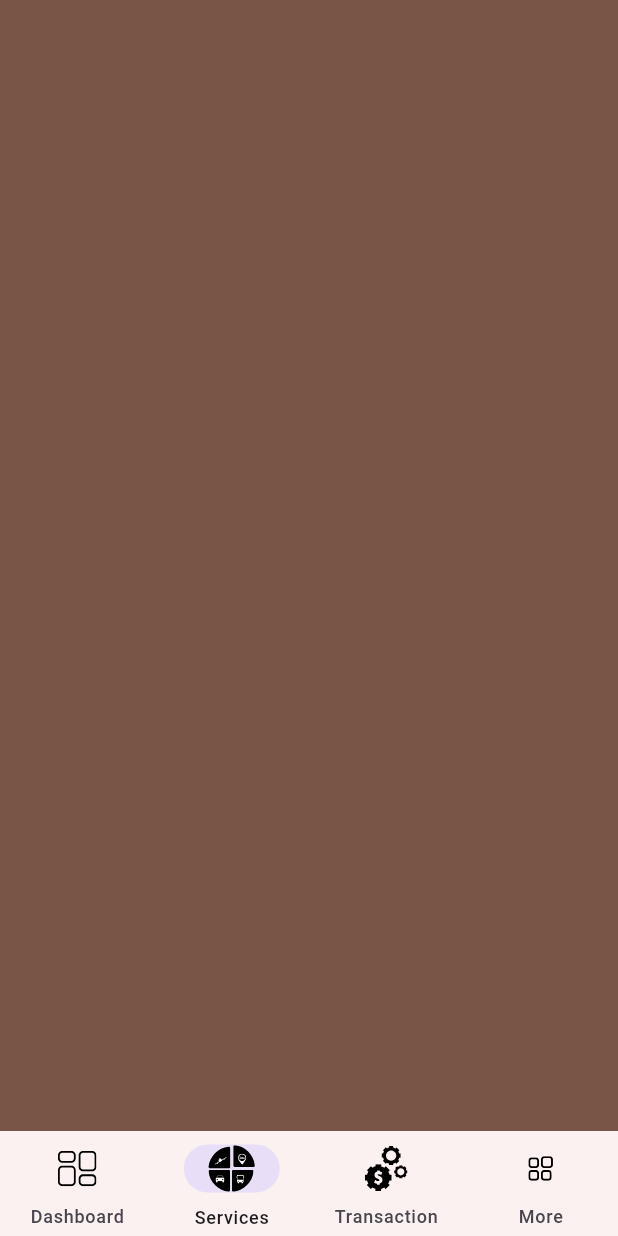
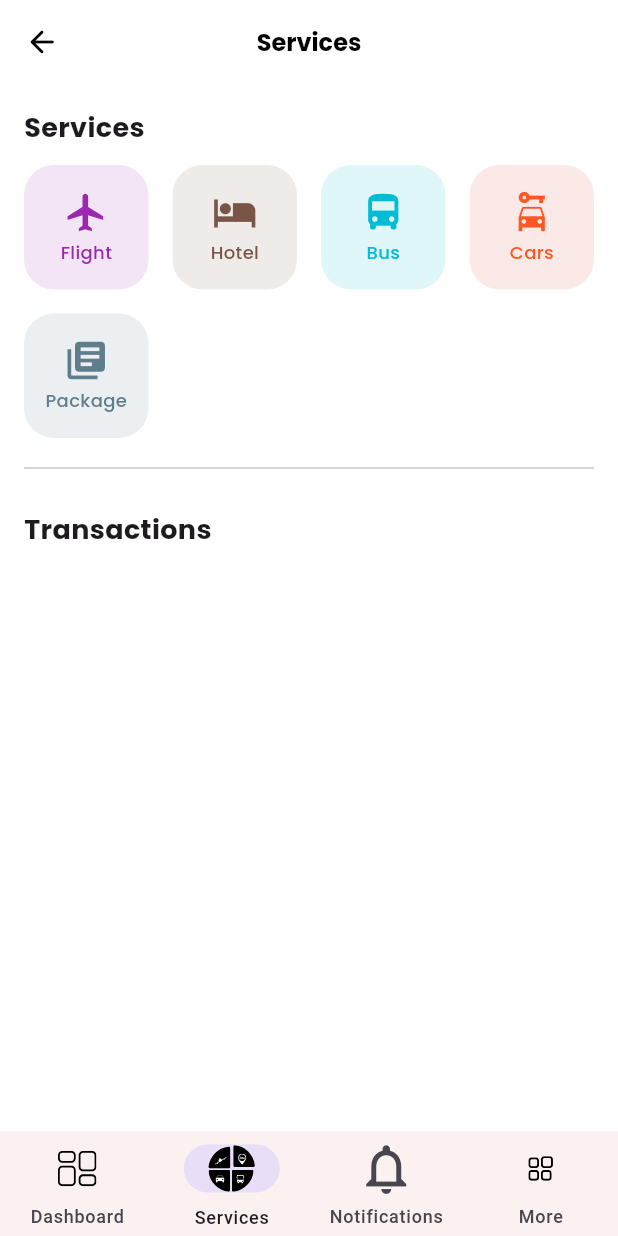
Before and after one commit to tashrif-alive/hawaii_by_zucode, a Flutter app: the AdminBottomBar screen opened directly, item 2 of the bottom bar chosen, on a phone screen of 412 x 824 dp. Run offline on Flutter 3.47's test engine with Material 3 defaults, Android fonts, the phone set to English and light mode, and no system bars; our stand-ins replace cloud_firestore, firebase_auth, firebase_core, flutter_svg, get, google_fonts and 1 more; accounts and stored records are empty.

Commit message:
services start.....
database issue need to solve

```diff
--- a/lib/main.dart
+++ b/lib/main.dart
@@ -5,7 +5,8 @@ import 'package:hawaii_app/src/features/login/view/signin_screen.dart';
 import 'package:hawaii_app/src/features/login/controllers/user_login_controller.dart';
 import 'package:hawaii_app/src/features/login/view/user_login_screen.dart';
 import 'package:hawaii_app/src/commons/dummy.dart';
-import 'package:hawaii_app/src/signup/signup_screen.dart';
+import 'package:hawaii_app/src/features/signup/view/signup_screen.dart';
+import 'package:hawaii_app/src/widgets/menus/admin_navigation_menu.dart';
 
 void main() async {
   WidgetsFlutterBinding.ensureInitialized();
@@ -38,7 +39,7 @@ class MyApp extends StatelessWidget {
       theme: ThemeData(
         primarySwatch: blackSwatch,
       ),
-      home: const LoginScreen(),
+      home: const AdminBottomBar(),
     );
   }
 }
--- /dev/null
+++ b/lib/src/features/admin/view/admin_services.dart
@@ -0,0 +1,114 @@
+import 'package:flutter/material.dart';
+import 'package:get/get.dart';
+import 'package:google_fonts/google_fonts.dart';
+
+class AdminServicesScreen extends StatefulWidget {
+  const AdminServicesScreen({Key? key});
+
+  @override
+  State<AdminServicesScreen> createState() => _AdminServicesScreenState();
+}
+
+class _AdminServicesScreenState extends State<AdminServicesScreen> {
+  final List<Map<String, dynamic>> services = [
+    {"icon": Icons.flight, "color": Colors.purple, "title": "Flight"},
+    {"icon": Icons.hotel, "color": Colors.brown, "title": "Hotel"},
+    {"icon": Icons.directions_bus, "color": Colors.cyan, "title": "Bus"},
+    {"icon": Icons.car_rental, "color": Colors.deepOrange, "title": "Cars"},
+    {"icon": Icons.my_library_books, "color": Colors.blueGrey, "title": "Package"},
+  ];
+
+  @override
+  Widget build(BuildContext context) {
+    return Scaffold(
+      appBar: AppBar(
+        backgroundColor: Colors.white,
+        elevation: 0,
+        title: Text(
+          "Services",
+          style: GoogleFonts.poppins(
+              fontSize: 16, fontWeight: FontWeight.w700, color: Colors.black),
+        ),
+        centerTitle: true,
+        leading: IconButton(
+            onPressed: () {
+              Get.back();
+            },
+            icon: const Icon(
+              Icons.arrow_back_rounded,
+              color: Colors.black,
+            )),
+      ),
+      backgroundColor: Colors.white,
+      body: SingleChildScrollView(
+        child: Padding(
+          padding: const EdgeInsets.all(16.0),
+          child: Column(
+            crossAxisAlignment: CrossAxisAlignment.start,
+            children: [
+              Text(
+                "Services",
+                style: GoogleFonts.poppins(
+                    fontSize: 18, fontWeight: FontWeight.w700),
+              ),
+              SizedBox(
+                height: 12,
+              ),
+              GridView.builder(
+                shrinkWrap: true,
+                gridDelegate: SliverGridDelegateWithFixedCrossAxisCount(
+                  crossAxisCount: 4,
+                  crossAxisSpacing: 16.0,
+                  mainAxisSpacing: 16.0,
+                ),
+                itemCount: services.length,
+                itemBuilder: (context, index) {
+                  return GestureDetector(
+                    onTap: () {
+                      print("${services[index]['title']} tapped");
+                    },
+                    child: Container(
+                      padding: EdgeInsets.all(6),
+                      decoration: BoxDecoration(
+                        color: services[index]['color'][50],
+                        borderRadius: BorderRadius.circular(20),
+                      ),
+                      child: Column(
+                        mainAxisAlignment: MainAxisAlignment.center,
+                        children: [
+                          Icon(
+                            services[index]['icon'],
+                            color: services[index]['color'],
+                            size: 30, // Adjust icon size here
+                          ),
+                          SizedBox(height: 3), // Adjust spacing here
+                          Text(
+                            services[index]['title'],
+                            style: GoogleFonts.poppins(
+                              fontWeight: FontWeight.w500,
+                              color: services[index]['color'],
+                              fontSize: 12, // Adjust text size here
+                            ),
+                          ),
+                        ],
+                      ),
+                    ),
+                  );
+                },
+              ),
+              SizedBox(height: 12),
+              Divider(thickness: 1,),
+              SizedBox(height: 20),
+              Text(
+                "Transactions",
+                style: GoogleFonts.poppins(
+                    fontSize: 18, fontWeight: FontWeight.w700),
+              ),
+
+            ],
+          ),
+        ),
+      ),
+    );
+  }
+}
--- a/lib/src/features/login/view/admin_login_screen.dart
+++ b/lib/src/features/login/view/admin_login_screen.dart
@@ -3,7 +3,7 @@ import 'package:get/get.dart';
 import 'package:get/get_core/src/get_main.dart';
 import 'package:hawaii_app/src/features/login/widgets/admin_signin_footer_widgets.dart';
 import 'package:hawaii_app/src/features/login/widgets/admin_signin_header_widgets.dart';
-import '../../../signup/signup_screen.dart';
+import '../../signup/view/signup_screen.dart';
 import '../../authentications/forget_pass/views/forget_pass_screen.dart';
 
 class AdminLoginScreen extends StatelessWidget {
--- a/lib/src/features/login/view/signin_screen.dart
+++ b/lib/src/features/login/view/signin_screen.dart
@@ -3,7 +3,7 @@ import 'package:get/get.dart';
 import 'package:get/get_core/src/get_main.dart';
 import 'package:hawaii_app/src/widgets/menus/admin_navigation_menu.dart';
 import 'package:hawaii_app/src/widgets/menus/user_navigation_menu.dart';
-import '../../../signup/signup_screen.dart';
+import '../../signup/view/signup_screen.dart';
 import '../controllers/admin_login_controller.dart';
 import 'admin_login_screen.dart';
 import '../controllers/user_login_controller.dart';
--- a/lib/src/features/login/view/user_login_screen.dart
+++ b/lib/src/features/login/view/user_login_screen.dart
@@ -3,7 +3,7 @@ import 'package:get/get.dart';
 import 'package:get/get_core/src/get_main.dart';
 import 'package:hawaii_app/src/features/login/widgets/user_signin-footer_widgets.dart';
 import 'package:hawaii_app/src/features/login/widgets/user_signin_header_widgets.dart';
-import '../../../signup/signup_screen.dart';
+import '../../signup/view/signup_screen.dart';
 
 class UserLoginScreen extends StatelessWidget {
   final TextEditingController emailController = TextEditingController();
--- a/lib/src/features/signup/controllers/signup_controller.dart
+++ b/lib/src/features/signup/controllers/signup_controller.dart
@@ -1,6 +1,6 @@
 import 'package:flutter/cupertino.dart';
 import 'package:hawaii_app/src/features/signup/models/user_model.dart';
-import '../../../../auth_repo.dart';
+import '../../authentications/auth/auth_repo.dart';
 
 class SignUpController {
   final AuthRepository _authRepository = AuthRepository();
--- a/lib/src/signup/signup_screen.dart
+++ b/lib/src/features/signup/view/signup_screen.dart
@@ -2,8 +2,8 @@ import 'package:flutter/material.dart';
 import 'package:hawaii_app/src/features/signup/controllers/signup_controller.dart';
 import 'package:iconsax/iconsax.dart';
 
-import '../features/signup/widgets/signup_footer_widgets.dart';
-import '../features/signup/widgets/signup_header_widgets.dart';
+import '../widgets/signup_footer_widgets.dart';
+import '../widgets/signup_header_widgets.dart';
 
 class SignUpScreen extends StatefulWidget {
   @override
--- a/lib/src/widgets/menus/admin_navigation_menu.dart
+++ b/lib/src/widgets/menus/admin_navigation_menu.dart
@@ -2,6 +2,8 @@ import 'package:flutter/material.dart';
 import 'package:flutter_svg/svg.dart';
 import 'package:get/get.dart';
 import 'package:get/get_state_manager/get_state_manager.dart';
+import 'package:hawaii_app/src/features/admin/view/admin_dashboard.dart';
+import 'package:hawaii_app/src/features/admin/view/admin_services.dart';
 
 class AdminBottomBar extends StatefulWidget {
   static String routeName = 'AdminBottomBar';
@@ -49,16 +51,10 @@ class _AdminBottomBarState extends State<AdminBottomBar> {
               ),
               label: 'Services',
             ),
-            NavigationDestination(
-              icon: SvgPicture.asset(
-                'assets/icons/payment.svg',
-                height: 41, // Replace with the desired height
-              ),
-              selectedIcon: SvgPicture.asset(
-                'assets/icons/contact_active.svg',
-                height: 41, // Replace with the desired height
-              ),
-              label: 'Transaction',
+            const NavigationDestination(
+              icon: Icon( Icons.notifications_none_outlined,size: 40,),
+              selectedIcon: Icon( Icons.notifications,size: 40,),
+              label: 'Notifications',
             ),
             NavigationDestination(
               icon: SvgPicture.asset(
@@ -79,12 +75,12 @@ class _AdminBottomBarState extends State<AdminBottomBar> {
   }
 }
 
-//..................AdminBottomBarController....................
+///..................AdminBottomBarController....................///
 class AdminBottomBarController extends GetxController {
   final Rx<int> selectedIndex = 0.obs;
   final screens = [
-    Container(color: Colors.lightBlue,child: const Center(child: Text("HI Admin"))),
-    Container(color: Colors.brown,),
+    const AdminDashboard(),
+    const AdminServicesScreen(),
     Container(color: Colors.purple,),
     Container(color: Colors.white10,),
   ];
```
Also changed, not shown: lib/src/features/admin/view/admin_dashboard.dart (added, +113 -0 lines), lib/src/widgets/tabs/admin_tab_bar.dart (added, +41 -0 lines), lib/src/widgets/tabs/user_tab_bar.dart (added, +39 -0 lines), assets/icons/hotel.svg (added), assets/icons/logos/hawaii.png, lib/src/features/authentications/auth/auth_repo.dart (renamed from lib/auth_repo.dart).
